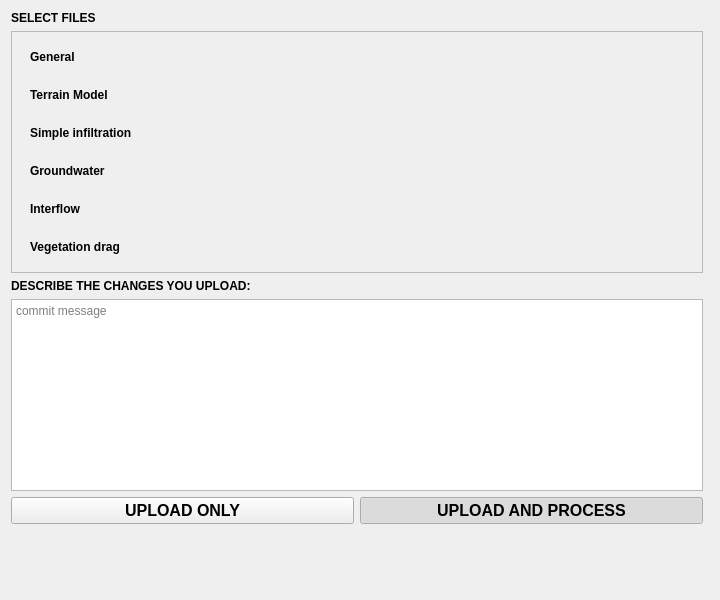
Above: threedi_models_and_simulations/ui/upload_wizard/page_select_files.ui from nens/threedi-api-qgis-client before the change. Below: the same form after it.
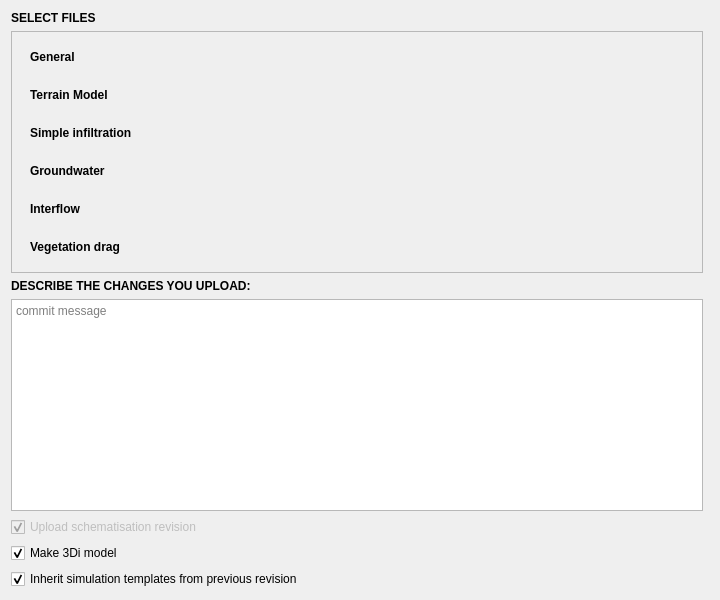
That is the form after the change.

What changed in the file:
```diff
--- a/threedi_models_and_simulations/ui/upload_wizard/page_select_files.ui
+++ b/threedi_models_and_simulations/ui/upload_wizard/page_select_files.ui
@@ -52,59 +52,52 @@
     </widget>
    </item>
    <item row="6" column="0">
-    <layout class="QGridLayout" name="gridLayout_2">
-     <property name="bottomMargin">
-      <number>0</number>
-     </property>
-     <item row="0" column="0">
-      <widget class="QPushButton" name="pb_upload_only">
+    <widget class="QCheckBox" name="cb_upload_schematisation_revision">
        <property name="font">
         <font>
          <family>Segoe UI</family>
-         <pointsize>12</pointsize>
-         <weight>75</weight>
-         <bold>true</bold>
         </font>
        </property>
        <property name="text">
-        <string>UPLOAD ONLY</string>
-       </property>
-       <property name="checkable">
-        <bool>true</bool>
+      <string>Upload schematisation revision</string>
        </property>
        <property name="checked">
+      <bool>true</bool>
+     </property>
+     <property name="enabled">
         <bool>false</bool>
        </property>
-       <property name="autoExclusive">
-        <bool>true</bool>
-       </property>
-      </widget>
-     </item>
-     <item row="0" column="1">
-      <widget class="QPushButton" name="pb_upload_and_process">
+    </widget>
+   </item>
+    <item row="7" column="0">
+        <widget class="QCheckBox" name="cb_make_3di_model">
        <property name="font">
         <font>
          <family>Segoe UI</family>
-         <pointsize>12</pointsize>
-         <weight>75</weight>
-         <bold>true</bold>
         </font>
        </property>
        <property name="text">
-        <string>UPLOAD AND PROCESS</string>
-       </property>
-       <property name="checkable">
+                <string>Make 3Di model</string>
+            </property>
+            <property name="checked">
         <bool>true</bool>
        </property>
+        </widget>
+    </item>
+    <item row="8" column="0">
+        <widget class="QCheckBox" name="cb_inherit_templates">
+            <property name="font">
+                <font>
+                    <family>Segoe UI</family>
+                </font>
+            </property>
+            <property name="text">
+                <string>Inherit simulation templates from previous revision</string>
+            </property>
        <property name="checked">
         <bool>true</bool>
        </property>
-       <property name="autoExclusive">
-        <bool>true</bool>
-       </property>
-      </widget>
-     </item>
-    </layout>
+        </widget>
    </item>
    <item row="3" column="0">
     <widget class="QLabel" name="label_3">
@@ -120,19 +113,6 @@
      </property>
     </widget>
    </item>
-   <item row="7" column="0">
-    <spacer name="verticalSpacer">
-     <property name="orientation">
-      <enum>Qt::Vertical</enum>
-     </property>
-     <property name="sizeHint" stdset="0">
-      <size>
-       <width>20</width>
-       <height>40</height>
-      </size>
-     </property>
-    </spacer>
-   </item>
    <item row="0" column="0" colspan="2">
     <layout class="QVBoxLayout" name="svg_lout"/>
    </item>
```
Lines whose indentation alone changed are shown as unchanged.
